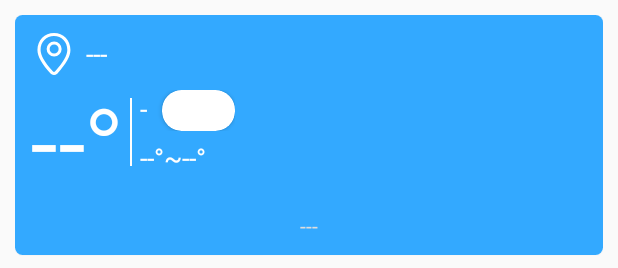
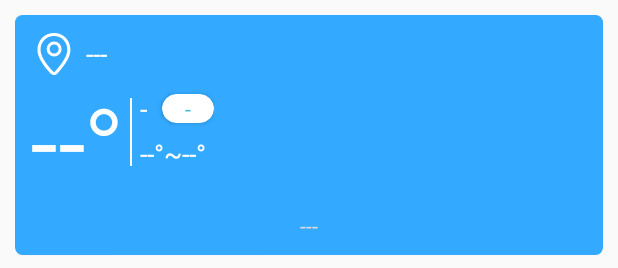
Before and after one commit to pengxianhong/WeatherPlus, an Android app: the layout include_realtime.xml on its own in the app's theme, with its tools: preview values and no code run, on a phone screen of 412 x 824 dp. Shown: the top 268 px of the screen. Run offline under Robolectric (Android 15) with nearby library versions, the phone set to English and light mode, and no system bars.

Commit message:
界面微调

```diff
--- a/app/src/main/java/com/pengxh/app/weatherplus/ui/fragment/WeatherFragment.java
+++ b/app/src/main/java/com/pengxh/app/weatherplus/ui/fragment/WeatherFragment.java
@@ -202,9 +202,8 @@ public class WeatherFragment extends BaseFragment implements IWeatherView, View.
         realtimeWindDirect.setText(resultBean.getWinddirect() + resultBean.getWindpower());
         realtimeWindSpeed.setText(resultBean.getWindspeed() + "米/秒");
         realtimeHumidity.setText(resultBean.getHumidity() + "%");
-        int color = Color.parseColor(resultBean.getAqi().getAqiinfo().getColor());
         realtimeQuality.setText(resultBean.getAqi().getQuality());
-        qualityView.setBackgroundColor(color);
+        qualityView.setCardBackgroundColor(Color.parseColor(resultBean.getAqi().getAqiinfo().getColor()));
     }
 
     private void bindHourlyData(List<WeatherBean.ResultBeanX.ResultBean.HourlyBean> hourlyBeanList) {
--- a/app/src/main/res/layout/include_realtime.xml
+++ b/app/src/main/res/layout/include_realtime.xml
@@ -74,6 +74,7 @@
                 android:layout_height="wrap_content"
                 android:layout_marginTop="40dp"
                 android:layout_toEndOf="@id/lineView"
+                android:gravity="center"
                 android:orientation="horizontal">
 
                 <TextView
@@ -89,7 +90,7 @@
                     android:layout_width="wrap_content"
                     android:layout_height="wrap_content"
                     android:layout_marginStart="10dp"
-                    app:cardCornerRadius="13dp">
+                    app:cardCornerRadius="10dp">
 
                     <TextView
                         android:id="@+id/realtimeQuality"
@@ -98,9 +99,8 @@
                         android:gravity="center"
                         android:paddingStart="15dp"
                         android:paddingEnd="15dp"
-                        android:text="优"
-                        android:textColor="#FFFFFF"
-                        android:textSize="18sp" />
+                        android:text="-"
+                        android:textColor="@color/tag_text_color" />
                 </androidx.cardview.widget.CardView>
             </LinearLayout>
 
```
